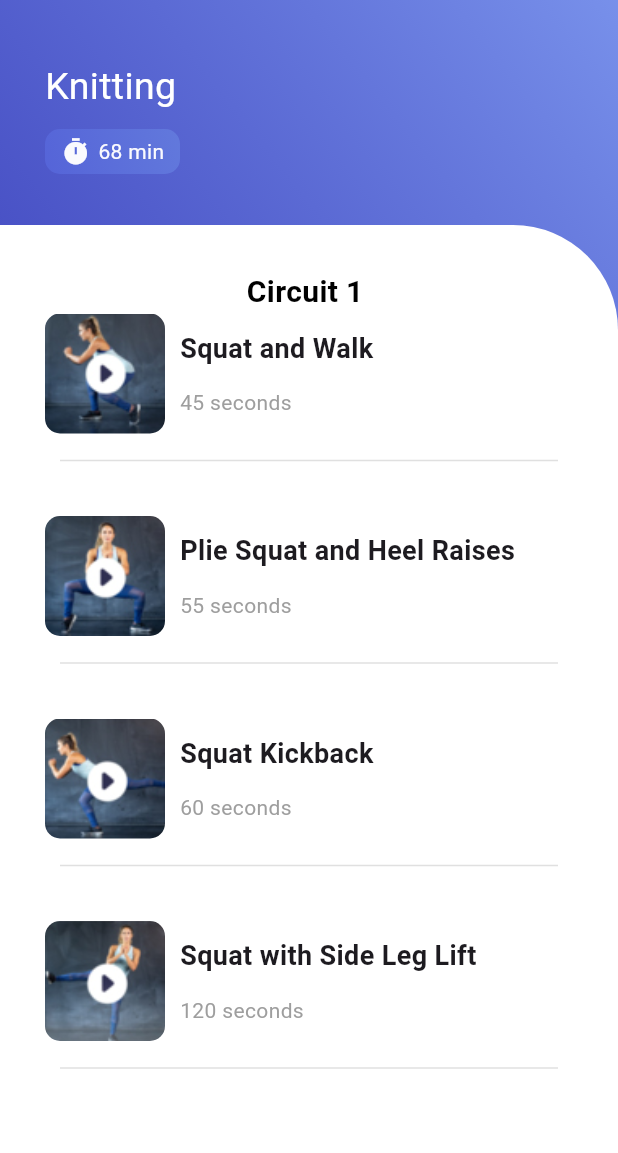
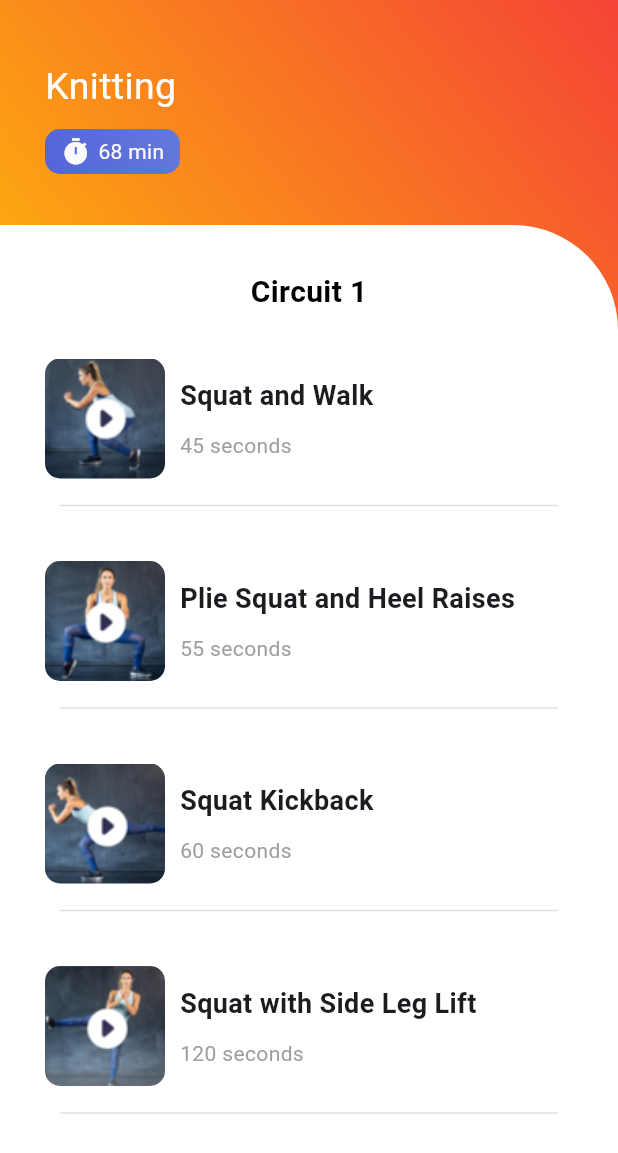
Before and after one commit to bbNaja/ITDS283_Sec1_Group21_Phase1, a Flutter app: the CourseinfoPage screen opened by its route, on a phone screen of 412 x 824 dp. Shown: the top 1153 px of the screen. Run offline on Flutter 3.47's test engine with Material 3 defaults, Android fonts, the light colour scheme and no system bars; our stand-ins replace firebase_auth, firebase_core, fluttertoast, form_field_validator, video_player; accounts and stored records are empty.

Commit message:
learnnewthing

```diff
--- a/sec1_gr21/lib/components/appbar.dart
+++ b/sec1_gr21/lib/components/appbar.dart
@@ -14,7 +14,7 @@
   Widget build(BuildContext context) {
     return AppBar(
       automaticallyImplyLeading: false, // เอาไว้ดูปุ่มย้อนกลับ
-      backgroundColor: Colors.white,
+      backgroundColor: Colors.grey[300],
       elevation: 2,
       leading: showBackButton
           ? IconButton(
--- a/sec1_gr21/lib/pages/findjob.dart
+++ b/sec1_gr21/lib/pages/findjob.dart
@@ -25,6 +25,7 @@
         item.name.contains(searchText)).toList();
 
     return Scaffold(
+      backgroundColor: Colors.white,
       appBar: NavBar(),
       body: SingleChildScrollView(
         child: Padding(
--- a/sec1_gr21/lib/pages/learn/courseinfo.dart
+++ b/sec1_gr21/lib/pages/learn/courseinfo.dart
@@ -1,11 +1,8 @@
 import 'dart:convert';
-
 import 'package:flutter/material.dart';
-import 'package:flutter/rendering.dart';
 import 'package:sec1_gr21/components/appbar.dart';
 import 'package:sec1_gr21/components/learn/courselength.dart';
 import 'package:video_player/video_player.dart';
-import 'package:sec1_gr21/components/learn/videoplayer.dart';
 
 class CourseinfoPage extends StatefulWidget {
   const CourseinfoPage({super.key});
@@ -18,130 +15,162 @@
   List videoInfo = [];
   bool _playarea = false;
   int? selectedIndex;
+  VideoPlayerController? _controller;
 
-  _onTapVideo(int index) {
+  Future<void> _onTapVideo(int index) async {
+    final url = videoInfo[index]['videoUrl'];
+
+    final oldController = _controller;
+    final newController = VideoPlayerController.network(url);
+
+    await newController.initialize();
+    await newController.play();
+
     setState(() {
       selectedIndex = index;
       _playarea = true;
+      _controller = newController;
     });
+
+    oldController?.dispose();
   }
 
   Widget _controlView(BuildContext context) {
     return Container(
       height: 120,
       width: MediaQuery.of(context).size.width,
-        color: Color(0xFF6985e8),
+      color: const Color(0xFF6985e8),
       child: Row(
         mainAxisAlignment: MainAxisAlignment.center,
         children: [
           IconButton(
-              icon:
-                  const Icon(Icons.fast_rewind, size: 32, color: Colors.white),
+            icon: const Icon(Icons.fast_rewind, size: 32, color: Colors.white),
             onPressed: () {
-                // handle rewind
+              if (_controller != null) {
+                final current = _controller!.value.position;
+                _controller!.seekTo(current - const Duration(seconds: 5));
+              }
             },
           ),
           const SizedBox(width: 24),
-            // Play/Pause
           IconButton(
-              icon: const Icon(Icons.play_arrow, size: 36, color: Colors.white),
+            icon: Icon(
+              _controller?.value.isPlaying ?? false
+                  ? Icons.pause
+                  : Icons.play_arrow,
+              size: 36,
+              color: Colors.white,
+            ),
             onPressed: () {
-                // handle play/pause
+              setState(() {
+                if (_controller != null) {
+                  _controller!.value.isPlaying
+                      ? _controller!.pause()
+                      : _controller!.play();
+                }
+              });
             },
           ),
           const SizedBox(width: 24),
-            // Forward
           IconButton(
-              icon:
-                  const Icon(Icons.fast_forward, size: 32, color: Colors.white),
+            icon: const Icon(Icons.fast_forward, size: 32, color: Colors.white),
             onPressed: () {
-                // handle skip
+              if (_controller != null) {
+                final current = _controller!.value.position;
+                _controller!.seekTo(current + const Duration(seconds: 5));
+              }
             },
           )
         ],
-        ));
+      ),
+    );
   }
 
-  _initData() async {
+  Future<void> _initData() async {
     try {
-      await DefaultAssetBundle.of(context)
-          .loadString('assets/json/videoinfo.json')
-          .then((value) {
+      final data = await DefaultAssetBundle.of(context)
+          .loadString('assets/json/videoinfo.json');
       setState(() {
-          videoInfo = json.decode(value);
-        });
+        videoInfo = json.decode(data);
       });
     } catch (e) {
-      print('Error loading JSON:$e');
+      debugPrint('Error loading JSON: $e');
     }
   }
 
   @override
   void initState() {
-    // TODO: implement initState
     super.initState();
     _initData();
   }
 
   @override
+  void dispose() {
+    _controller?.dispose();
+    super.dispose();
+  }
+
+  @override
   Widget build(BuildContext context) {
     return Scaffold(
-        // appBar: NavBar(),
       body: SafeArea(
         child: Container(
-      decoration: BoxDecoration(
-          gradient: LinearGradient(colors: [
-        Color(0xff0f17ad).withOpacity(0.8),
-        Color(0xFF6985e8).withOpacity(0.9)
-      ], begin: const FractionalOffset(0.0, 0.4), end: Alignment.topRight)),
+          decoration: const BoxDecoration(
+            gradient: LinearGradient(
+              colors: [Colors.amber, Colors.red],
+              begin: FractionalOffset(0.0, 0.4),
+              end: Alignment.topRight,
+            ),
+          ),
           child: Column(
             children: [
               _playarea == false
                   ? Container(
                       width: MediaQuery.of(context).size.width,
                       height: 150,
-                  padding: const EdgeInsets.only(top: 40, left: 30, right: 30),
+                      padding:
+                          const EdgeInsets.only(top: 40, left: 30, right: 30),
                       child: Column(
                         crossAxisAlignment: CrossAxisAlignment.start,
                         children: [
-                      Text(
+                          const Text(
                             'Knitting',
-                        style: TextStyle(
-                          fontSize: 25,
-                          color: Colors.white,
+                            style: TextStyle(fontSize: 25, color: Colors.white),
                           ),
-                      ),
-                      SizedBox(height: 10),
-                      //Hour/min each course
-                      Courselength(),
+                          const SizedBox(height: 10),
+                          const Courselength(),
                         ],
                       ),
                     )
-              : Column(
-                  // Video player
+                  : (selectedIndex != null && selectedIndex! < videoInfo.length)
+                      ? Column(
                           children: [
                             Container(
                               height: 220,
                               width: double.infinity,
                               child: Stack(
                                 children: [
-                          // Video
                                   Positioned.fill(
-                            child: VideoPlayerBox(
-                              key: ValueKey(selectedIndex),
-                              url: videoInfo[selectedIndex!]['videoUrl'],
+                                    child: _controller != null &&
+                                            _controller!.value.isInitialized
+                                        ? AspectRatio(
+                                            aspectRatio:
+                                                _controller!.value.aspectRatio,
+                                            child: VideoPlayer(_controller!),
+                                          )
+                                        : const Center(
+                                            child: CircularProgressIndicator()),
                                   ),
-                          ),
-                          // 🔙 Back button on top-left
                                   SafeArea(
                                     child: Align(
                                       alignment: Alignment.topLeft,
                                       child: Padding(
-                                padding:
-                                    const EdgeInsets.only(left: 10, top: 10),
+                                        padding: const EdgeInsets.only(
+                                            left: 10, top: 10),
                                         child: Container(
                                           decoration: BoxDecoration(
-                                    color: Colors.white.withOpacity(0.6),
+                                            color:
+                                                Colors.white.withOpacity(0.6),
                                             shape: BoxShape.circle,
                                           ),
                                           child: IconButton(
@@ -152,6 +181,7 @@
                                                 _playarea = false;
                                                 selectedIndex = null;
                                               });
+                                              _controller?.pause();
                                             },
                                           ),
                                         ),
@@ -163,38 +193,36 @@
                             ),
                             _controlView(context),
                           ],
-                ),
+                        )
+                      : const SizedBox(),
               Expanded(
                 child: Container(
-            //use for avaliable space
-            decoration: BoxDecoration(
+                  decoration: const BoxDecoration(
                     color: Colors.white,
-                borderRadius: BorderRadius.only(topRight: Radius.circular(70))),
+                    borderRadius:
+                        BorderRadius.only(topRight: Radius.circular(70)),
+                  ),
                   child: Column(
                     children: [
-                SizedBox(height: 30),
-                SizedBox(width: 30),
-                Text('Circuit 1 ',
+                      const SizedBox(height: 30),
+                      const Text(
+                        'Circuit 1',
                         style: TextStyle(
                           fontSize: 20,
                           fontWeight: FontWeight.bold,
                           color: Colors.black,
-                    )),
+                        ),
+                      ),
+                      const SizedBox(height: 30),
                       Expanded(
-                    // Loop
                         child: ListView.builder(
-                        padding: EdgeInsets.symmetric(horizontal: 30),
+                          padding: const EdgeInsets.symmetric(horizontal: 30),
                           itemCount: videoInfo.length,
                           itemBuilder: (_, int index) {
                             return GestureDetector(
                               onTap: () {
                                 _onTapVideo(index);
-                              debugPrint(index.toString());
-                              setState(() {
-                                if (_playarea == false) {
-                                  _playarea = true;
-                                }
-                              });
+                                debugPrint("Tapped on video index: $index");
                               },
                               child: Container(
                                 height: 135,
@@ -209,54 +237,58 @@
                                             borderRadius:
                                                 BorderRadius.circular(10),
                                             image: DecorationImage(
-                                                    image: AssetImage(
-                                                        videoInfo[index]
+                                              image: AssetImage(videoInfo[index]
                                                   ['thumbnail']),
-                                                    fit: BoxFit.cover))),
-                                        SizedBox(width: 10),
+                                              fit: BoxFit.cover,
+                                            ),
+                                          ),
+                                        ),
+                                        const SizedBox(width: 10),
                                         Expanded(
                                           child: Column(
-                                          mainAxisAlignment:
-                                              MainAxisAlignment.center,
                                             crossAxisAlignment:
                                                 CrossAxisAlignment.start,
                                             children: [
                                               Text(
                                                 videoInfo[index]["title"],
-                                              style: TextStyle(
+                                                style: const TextStyle(
                                                   fontSize: 18,
-                                                  fontWeight: FontWeight.bold),
+                                                  fontWeight: FontWeight.bold,
                                                 ),
-                                            SizedBox(height: 10),
-                                            Padding(
-                                                padding:
-                                                    EdgeInsets.only(top: 3),
-                                                child: Text(
+                                              ),
+                                              const SizedBox(height: 10),
+                                              Text(
                                                 videoInfo[index]["time"],
                                                 style: TextStyle(
                                                     color: Colors.grey[500]),
-                                                ))
-                                          ],
-                                        ))
+                                              )
                                             ],
                                           ),
-                                    SizedBox(height: 10),
+                                        )
+                                      ],
+                                    ),
+                                    const SizedBox(height: 10),
                                     Divider(
-                                      //Underline
                                       thickness: 1,
                                       color: Colors.grey[300],
                                       indent: 10,
                                       endIndent: 10,
                                     ),
                                   ],
-                                )),
+                                ),
+                              ),
                             );
-                        }))
+                          },
+                        ),
+                      ),
                     ],
                   ),
-          ))
+                ),
+              )
             ],
           ),
-    )));
+        ),
+      ),
+    );
   }
 }
--- a/sec1_gr21/lib/pages/login/login.dart
+++ b/sec1_gr21/lib/pages/login/login.dart
@@ -48,7 +48,9 @@
           }
           if (snapshot.connectionState == ConnectionState.done) {
             return Scaffold(
+              backgroundColor: Colors.white,
               appBar: AppBar(
+                backgroundColor: Colors.grey[300],
                 title: const Text('Login'),
                 centerTitle: true,
               ),
--- a/sec1_gr21/lib/pages/login/register.dart
+++ b/sec1_gr21/lib/pages/login/register.dart
@@ -48,9 +48,11 @@
           }
           if (snapshot.connectionState == ConnectionState.done) {
             return Scaffold(
+              backgroundColor: Colors.white,
               appBar: AppBar(
                 title: const Text('Register'),
                 centerTitle: true,
+                backgroundColor: Colors.grey[300],
               ),
               body: SingleChildScrollView(
                 padding:
--- a/sec1_gr21/lib/pages/menu.dart
+++ b/sec1_gr21/lib/pages/menu.dart
@@ -14,8 +14,9 @@
   final List<MenuItem> formenu = [
     MenuItem("หางาน", "assets/logo.jpg", findjobpageRoute),
     MenuItem("จ้างงาน", "assets/findwork.jpg", hirejobpageRoute),
+    // MenuItem("เรียนรู้สิ่งใหม่", "assets/logo.jpg",courseinfoRoute), //change to learnnewthing later
     MenuItem("เรียนรู้สิ่งใหม่", "assets/logo.jpg",
-        courseinfoRoute), //change to learnnewthing later
+learnnewthingpageRoute), //change to learnnewthing later
   ];
 
   @override
--- a/sec1_gr21/lib/pages/welcome.dart
+++ b/sec1_gr21/lib/pages/welcome.dart
@@ -5,6 +5,7 @@
   @override
   Widget build(BuildContext context) {
     return Scaffold(
+      backgroundColor: Colors.white,
       body: Column(
         children: [
           // Yellow area with logo
```
Also changed, not shown: sec1_gr21/lib/pages/learn/learnnewthing.dart (+14 -6 lines), sec1_gr21/pubspec.lock, 126 other files. Lines whose indentation alone changed are shown as unchanged.
